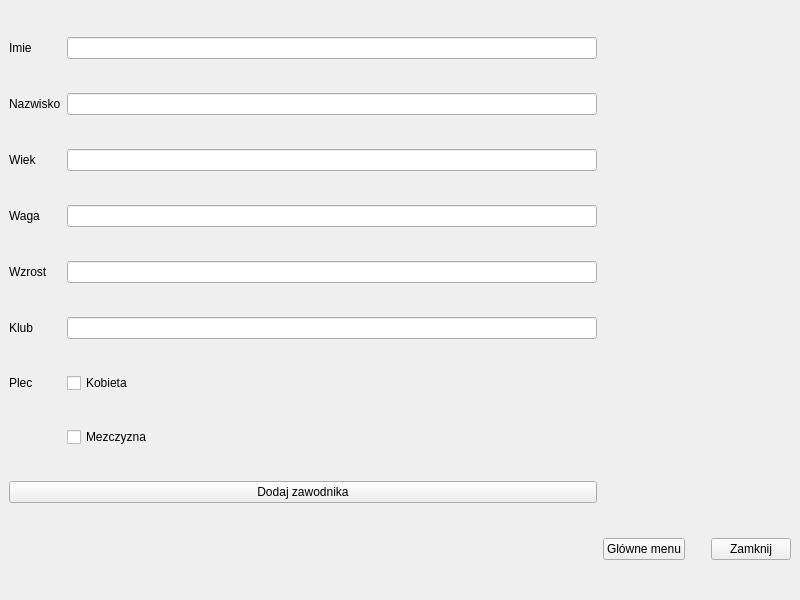
Qt form mainwindow.ui (maciejszczesny/segregator) before a commit.
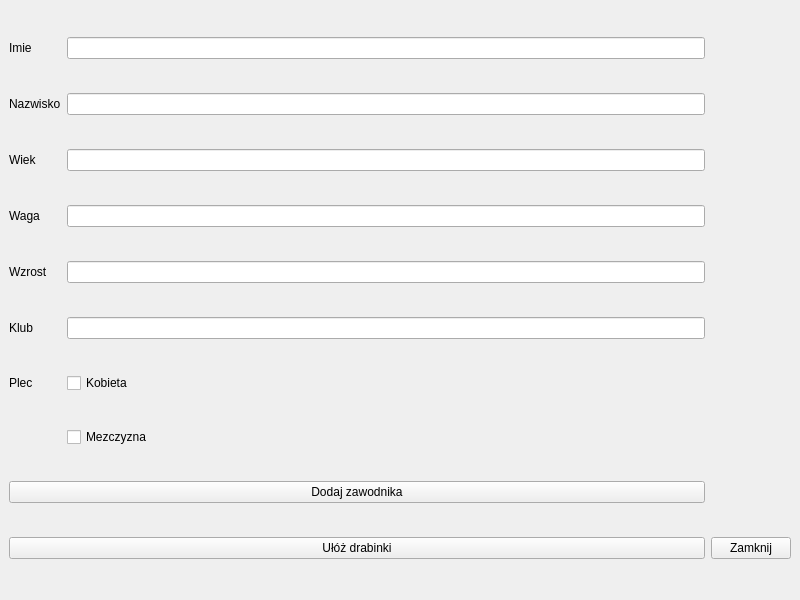
The same form after that commit.

```diff
--- a/mainwindow.ui
+++ b/mainwindow.ui
@@ -25,19 +25,6 @@
     <item row="0" column="1">
      <widget class="QLineEdit" name="TxtName"/>
     </item>
-    <item row="0" column="3" rowspan="9">
-     <spacer name="verticalSpacer_2">
-      <property name="orientation">
-       <enum>Qt::Vertical</enum>
-      </property>
-      <property name="sizeHint" stdset="0">
-       <size>
-        <width>20</width>
-        <height>475</height>
-       </size>
-      </property>
-     </spacer>
-    </item>
     <item row="1" column="0">
      <widget class="QLabel" name="LabelSurname">
       <property name="text">
@@ -117,26 +104,13 @@
      </widget>
     </item>
     <item row="9" column="0" colspan="2">
-     <spacer name="horizontalSpacer_2">
-      <property name="orientation">
-       <enum>Qt::Horizontal</enum>
-      </property>
-      <property name="sizeHint" stdset="0">
-       <size>
-        <width>548</width>
-        <height>25</height>
-       </size>
-      </property>
-     </spacer>
-    </item>
-    <item row="9" column="2">
      <widget class="QPushButton" name="BackToMenu">
       <property name="text">
-       <string>Glówne menu</string>
+       <string>Ułóż drabinki</string>
       </property>
      </widget>
     </item>
-    <item row="9" column="4">
+    <item row="9" column="2">
      <widget class="QPushButton" name="pushButtonClose">
       <property name="text">
        <string>Zamknij</string>
```
